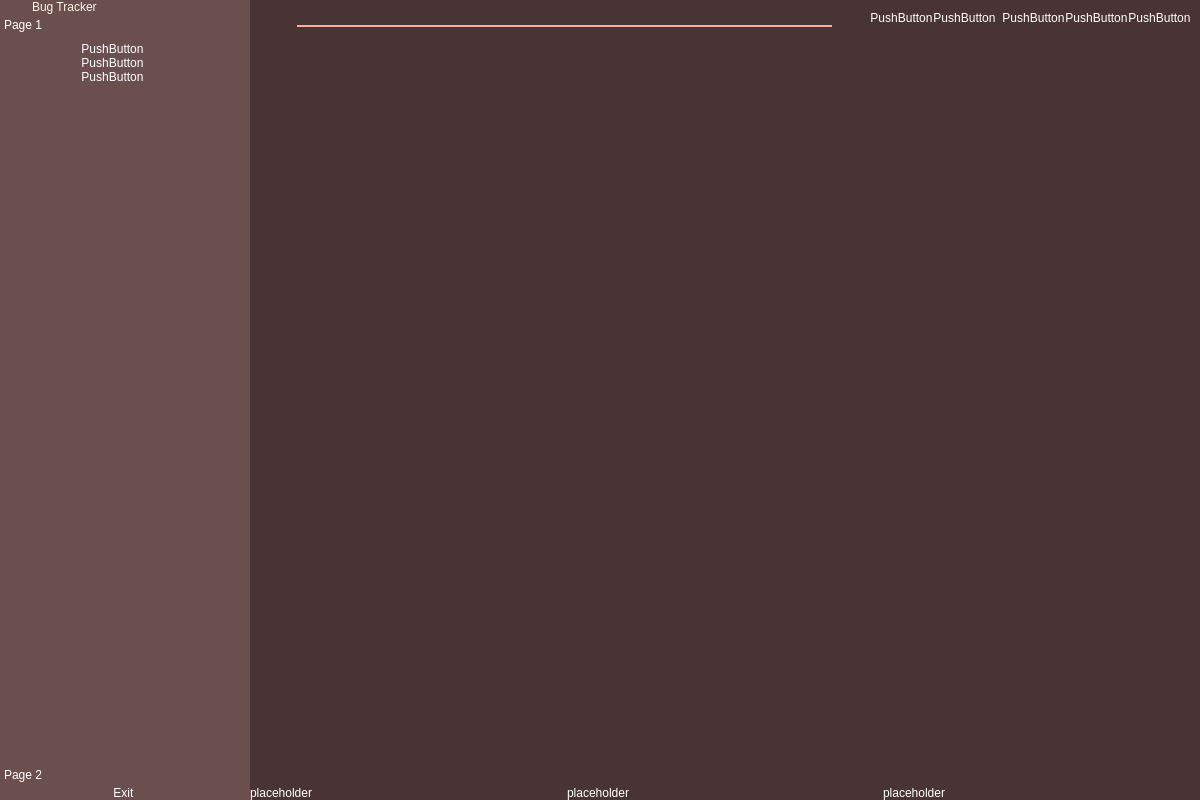
First picture: the form in main_menu_customer.ui, repository CrazyMeowl/Buck-Tragger-SE-Project, before the edit.
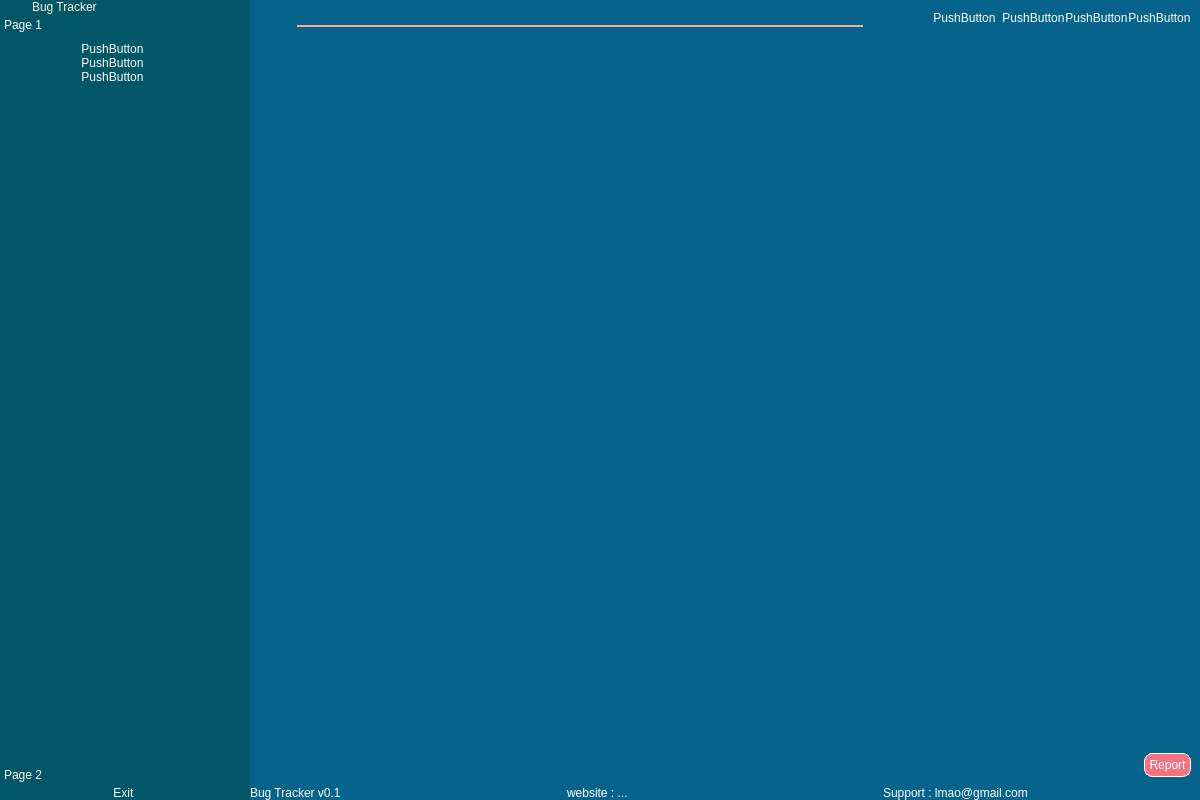
Second picture: the form after the edit. The open tabs and pages were chosen to show the change. Icons and pictures are not drawn.

Patch:
```diff
--- a/main_menu_customer.ui
+++ b/main_menu_customer.ui
@@ -76,8 +76,7 @@
       <cursorShape>ArrowCursor</cursorShape>
      </property>
      <property name="styleSheet">
-      <string notr="true">background-color:rgb(107, 79, 79)
-</string>
+      <string notr="true">background-color:rgb(1, 86, 104)</string>
      </property>
      <property name="frameShape">
       <enum>QFrame::StyledPanel</enum>
@@ -247,8 +246,8 @@
                 <rect>
                  <x>0</x>
                  <y>0</y>
-                 <width>83</width>
-                 <height>48</height>
+                 <width>250</width>
+                 <height>674</height>
                 </rect>
                </property>
                <attribute name="icon">
@@ -492,7 +491,7 @@
    <item>
     <widget class="QFrame" name="main_menu_container">
      <property name="styleSheet">
-      <string notr="true">background-color:rgb(72, 52, 52);</string>
+      <string notr="true">background-color:rgb(6, 100, 140)</string>
      </property>
      <property name="frameShape">
       <enum>QFrame::StyledPanel</enum>
@@ -618,6 +617,12 @@
                <iconset resource="icons.qrc">
                 <normaloff>:/icons/icons/search.svg</normaloff>:/icons/icons/search.svg</iconset>
               </property>
+              <property name="iconSize">
+               <size>
+                <width>20</width>
+                <height>20</height>
+               </size>
+              </property>
              </widget>
             </item>
            </layout>
@@ -650,7 +655,17 @@
             <item>
              <widget class="QPushButton" name="pushButton_3">
               <property name="text">
-               <string>PushButton</string>
+               <string/>
+              </property>
+              <property name="icon">
+               <iconset resource="icons.qrc">
+                <normaloff>:/icons/icons/refresh-cw.svg</normaloff>:/icons/icons/refresh-cw.svg</iconset>
+              </property>
+              <property name="iconSize">
+               <size>
+                <width>20</width>
+                <height>20</height>
+               </size>
               </property>
              </widget>
             </item>
@@ -732,6 +747,32 @@
         <property name="frameShadow">
          <enum>QFrame::Raised</enum>
         </property>
+        <layout class="QHBoxLayout" name="horizontalLayout_10">
+         <item>
+          <widget class="QListWidget" name="app_list">
+           <property name="styleSheet">
+            <string notr="true">font: 700 22pt &quot;Comfortaa&quot;;
+</string>
+           </property>
+          </widget>
+         </item>
+         <item alignment="Qt::AlignRight|Qt::AlignBottom">
+          <widget class="QPushButton" name="report_button">
+           <property name="styleSheet">
+            <string notr="true">background-color: rgb(246, 114, 128);
+border-style: outset;
+border-width: 1px;
+border-radius: 8px;
+border-color: white;
+padding: 4px;
+font: 300 20pt &quot;Comfortaa Light&quot;;</string>
+           </property>
+           <property name="text">
+            <string>Report</string>
+           </property>
+          </widget>
+         </item>
+        </layout>
        </widget>
       </item>
       <item alignment="Qt::AlignBottom">
@@ -785,7 +826,7 @@
             <item alignment="Qt::AlignBottom">
              <widget class="QLabel" name="label">
               <property name="text">
-               <string>placeholder</string>
+               <string>Bug Tracker v0.1</string>
               </property>
              </widget>
             </item>
@@ -819,7 +860,7 @@
             <item>
              <widget class="QLabel" name="label_2">
               <property name="text">
-               <string>placeholder</string>
+               <string>website : ...</string>
               </property>
              </widget>
             </item>
@@ -853,7 +894,7 @@
             <item>
              <widget class="QLabel" name="label_3">
               <property name="text">
-               <string>placeholder</string>
+               <string>Support : lmao@gmail.com</string>
               </property>
              </widget>
             </item>
```
Left out of the diff: 8 changed lines with no effect on the pictures.
